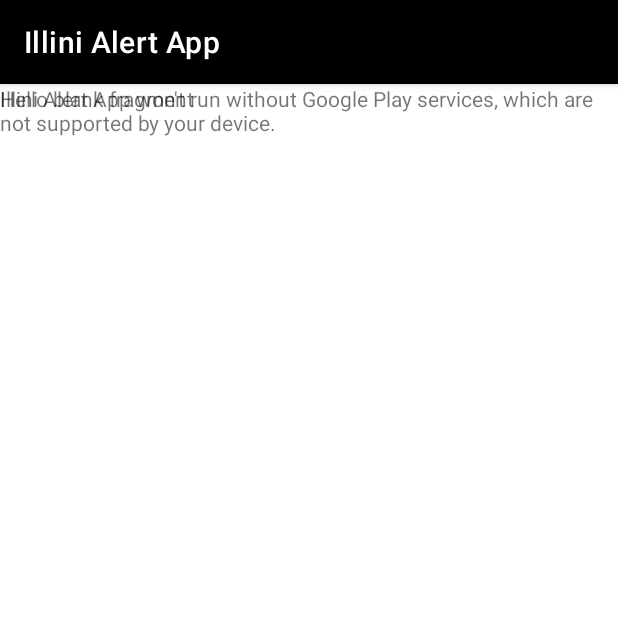
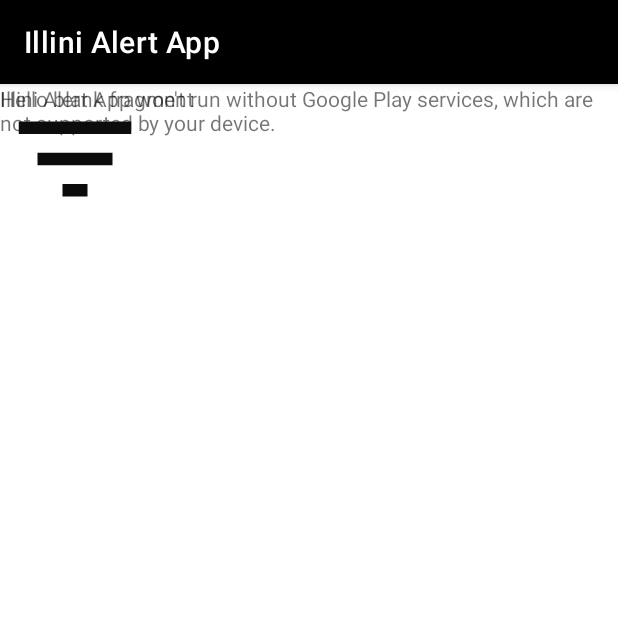
Before and after one commit to elliechang144/cs465-project, an Android app: the fragment MapFragment shown on its own in the app's theme, on a phone screen of 412 x 824 dp, the top half of it. Run offline under Robolectric (Android 15) with nearby library versions, the phone set to English and light mode, and no system bars.

Commit message:
added the icon to the map

```diff
--- a/app/src/main/java/com/example/illinialertapp/MapFragment.java
+++ b/app/src/main/java/com/example/illinialertapp/MapFragment.java
@@ -1,6 +1,7 @@
 package com.example.illinialertapp;
 
 import android.content.Intent;
+import android.media.Image;
 import android.os.Bundle;
 
 import androidx.annotation.NonNull;
@@ -23,6 +24,8 @@ import android.graphics.Bitmap;
 import android.graphics.Canvas;
 import android.graphics.drawable.Drawable;
 import android.os.Bundle;
+import android.widget.ImageButton;
+
 import androidx.core.content.ContextCompat;
 import androidx.fragment.app.FragmentActivity;
 import com.google.android.gms.maps.CameraUpdateFactory;
@@ -33,6 +36,7 @@ import com.google.android.gms.maps.model.BitmapDescriptor;
 import com.google.android.gms.maps.model.BitmapDescriptorFactory;
 import com.google.android.gms.maps.model.LatLng;
 import com.google.android.gms.maps.model.MarkerOptions;
+import android.view.View;
 
 /**
  * A simple {@link Fragment} subclass.
@@ -101,6 +105,13 @@ public class MapFragment extends Fragment {
                 googleMap.animateCamera(CameraUpdateFactory.newLatLngZoom(defaultLoc, 15f));
             }
         });
+
+//        ((ImageButton) view).setImageResource(R.drawable.baseline_filter_list_24);
+
+//        imageButton.setBackgroundResource(android.R.drawable.arrow_up_float);
+        ImageButton imageButton = view.findViewById(R.id.filterButton);
+        imageButton.setBackgroundResource(R.drawable.baseline_filter_list_24);
+
         return view;
     }
 
--- /dev/null
+++ b/app/src/main/res/drawable/baseline_filter_list_24.xml
@@ -0,0 +1,5 @@
+<vector android:height="24dp" android:tint="#0C0C0C"
+    android:viewportHeight="24" android:viewportWidth="24"
+    android:width="24dp" xmlns:android="http://schemas.android.com/apk/res/android">
+    <path android:fillColor="@android:color/white" android:pathData="M10,18h4v-2h-4v2zM3,6v2h18L21,6L3,6zM6,13h12v-2L6,11v2z"/>
+</vector>
--- a/app/src/main/res/layout/fragment_map.xml
+++ b/app/src/main/res/layout/fragment_map.xml
@@ -16,4 +16,10 @@
         android:id="@+id/map"
         android:name="com.google.android.gms.maps.SupportMapFragment" />
 
+    <ImageButton
+        android:layout_width="100dp"
+        android:layout_height="100dp"
+        android:id="@+id/filterButton"
+        />
+
 </FrameLayout>
```
